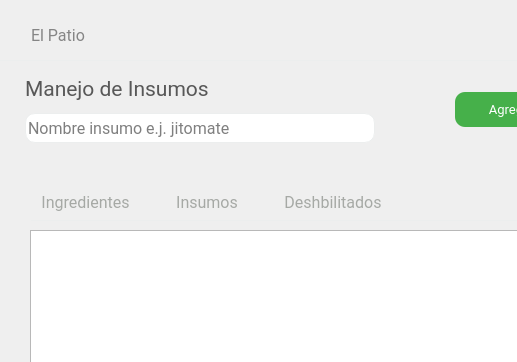
MrDanielG/IHC-ElPatio, file El-Patio/almacenista/almacenista_menu.ui: the form before one commit; both pictures show x 0 to 517 and y 0 to 362 of the 1024 by 768 pixel window.
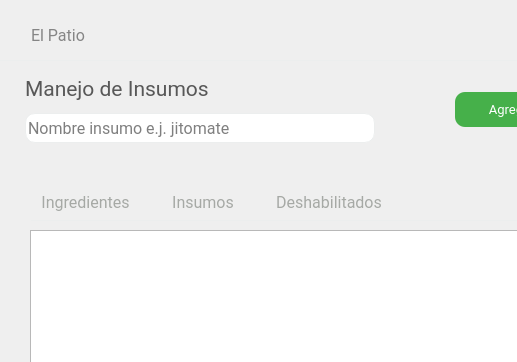
The form after the commit.

```diff
--- a/El-Patio/almacenista/almacenista_menu.ui
+++ b/El-Patio/almacenista/almacenista_menu.ui
@@ -406,7 +406,7 @@
 </string>
       </property>
       <property name="text">
-       <string>Deshbilitados</string>
+       <string>Deshabilitados</string>
       </property>
      </widget>
     </item>
```
